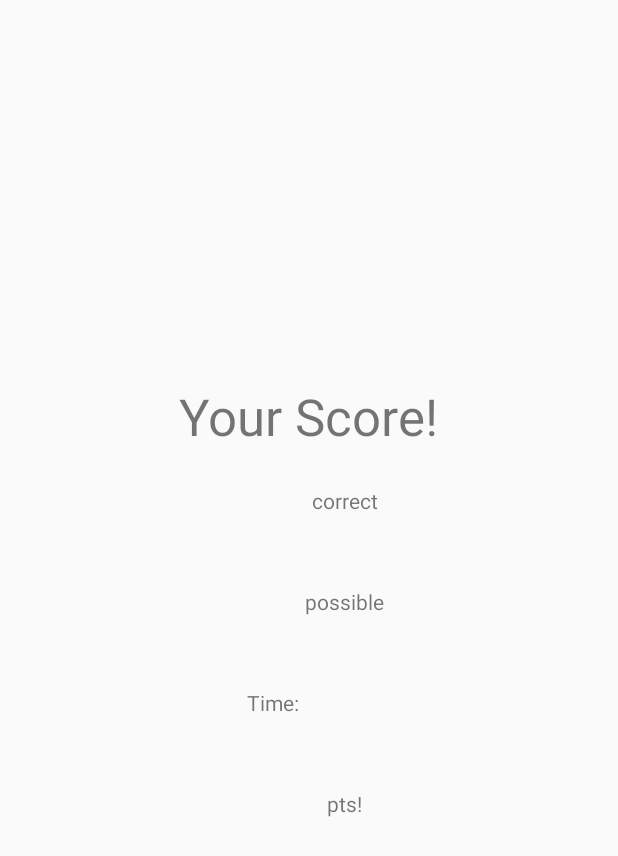
After one commit to Eli-Drew/Revised567Project, an Android app: the layout score_layout.xml on its own in the app's theme, with its tools: preview values and no code run, on a phone screen of 412 x 824 dp. The commit adds this screen. Shown: the top 856 px of the screen. Run offline under Robolectric (Android 15) with nearby library versions, the phone set to English and light mode, and no system bars.

Commit message:
most recent update. won't go to the score activity for some reason

```diff
--- a/app/src/main/java/com/eli/android/revised567project/QuestionActivity.kt
+++ b/app/src/main/java/com/eli/android/revised567project/QuestionActivity.kt
@@ -1,5 +1,6 @@
 package com.eli.android.revised567project
 
+import android.content.Intent
 import android.os.Bundle
 import android.os.PersistableBundle
 import android.util.Log
@@ -14,6 +15,7 @@ import kotlinx.android.synthetic.main.activity_main.*
 import kotlinx.android.synthetic.main.difficulty_select.*
 
 private const val TAG = "QuestionActivity"
+const val SCORE = "QuestionActivity.score"
 
 class QuestionActivity : AppCompatActivity () {
 
@@ -80,6 +82,7 @@ class QuestionActivity : AppCompatActivity () {
     private fun updateQuestion() {
         if (questionViewModel.currentIndex >= questionViewModel.questionBank.size) {
             Toast.makeText(this,R.string.out_of_range, LENGTH_SHORT).show()
+            getScore()
         }
         else {
             val question = questionViewModel.currentQuestionText
@@ -98,17 +101,24 @@ class QuestionActivity : AppCompatActivity () {
         val correctAnswer = questionViewModel.currentQuestionAnswer
         val messageResID = if (userAnswer == correctAnswer) {
             R.string.correctAnswer
+            questionViewModel.correctAnswers++
         }
         else {
             R.string.incorrectAnswer
         }
-        Toast.makeText(this,messageResID,LENGTH_SHORT).show()
+//        Toast.makeText(this,messageResID,LENGTH_SHORT).show()
     }
 
+    private fun getScore() {
+        val score : Double = (questionViewModel.correctAnswers / (questionViewModel.questionBank.size)) * 100
+        val possible = questionViewModel.questionBank.size
+        val correct = questionViewModel.correctAnswers.toInt()
+        val intent = Intent(this, ScoreActivity::class.java)
+        intent.putExtra("possible", possible)
+        intent.putExtra(SCORE, score)
+        intent.putExtra("correct", correct)
+        startActivity(intent)
 
+    }
 
-//    override fun onSaveInstanceState(outState: Bundle, outPersistentState: PersistableBundle) {
-//        super.onSaveInstanceState(outState, outPersistentState)
-//        onSaveInstanceState.putString(null, questionViewModel.currentLang)
-//    }
 }
--- a/app/src/main/java/com/eli/android/revised567project/QuestionViewModel.kt
+++ b/app/src/main/java/com/eli/android/revised567project/QuestionViewModel.kt
@@ -7,6 +7,7 @@ class QuestionViewModel: ViewModel() {
 
     var currentIndex = 0
 //    var questionBank: List<Question>? = null
+    var correctAnswers : Double = 0.0
 
 
     private val cppEasyQuestionBank = listOf(
--- /dev/null
+++ b/app/src/main/java/com/eli/android/revised567project/ScoreActivity.kt
@@ -0,0 +1,39 @@
+package com.eli.android.revised567project
+
+import android.os.Bundle
+import android.os.PersistableBundle
+import android.widget.Button
+import android.widget.TextView
+import androidx.appcompat.app.AppCompatActivity
+import kotlin.math.round
+
+private const val CORRECT_MULTIPLIER = 100
+private const val  TIME_MULTIPLIER = 10
+
+class ScoreActivity : AppCompatActivity() {
+
+    private lateinit var homeButton: Button
+    private lateinit var correct: TextView
+    private lateinit var possible: TextView
+//    time
+    private lateinit var points: TextView
+
+
+    override fun onCreate(savedInstanceState: Bundle?, persistentState: PersistableBundle?) {
+        super.onCreate(savedInstanceState, persistentState)
+        setContentView(R.layout.score_layout)
+
+        correct = findViewById(R.id.correct_text_view)
+        possible = findViewById(R.id.possible_text_view)
+        points = findViewById(R.id.score_points_text_view)
+
+        val userScore = intent.getDoubleExtra(SCORE,0.0)
+        val stringScore = round(userScore).toString()
+        val pointsPossible = intent.getIntExtra("possible",0)
+        val answersCorrect = intent.getIntExtra("correct",0)
+
+        possible.setText(pointsPossible)
+        correct.setText(answersCorrect)
+
+    }
+}
--- /dev/null
+++ b/app/src/main/res/layout/score_layout.xml
@@ -0,0 +1,100 @@
+<?xml version="1.0" encoding="utf-8"?>
+<LinearLayout xmlns:android="http://schemas.android.com/apk/res/android"
+    android:orientation="vertical"
+    android:layout_width="match_parent"
+    android:layout_height="match_parent"
+    android:gravity="center">
+
+    <TextView
+        android:layout_width="wrap_content"
+        android:layout_height="wrap_content"
+        android:text="@string/score_text_view"
+        android:id="@+id/score_view"
+        android:textSize="34sp"/>
+
+    <LinearLayout
+        android:layout_width="match_parent"
+        android:layout_height="wrap_content"
+        android:gravity="center"
+        android:orientation="horizontal">
+
+        <TextView
+            android:layout_width="wrap_content"
+            android:layout_height="wrap_content"
+            android:id="@+id/correct_text_view"
+            android:text=""
+            android:padding="24dp"/>
+
+        <TextView
+            android:layout_width="wrap_content"
+            android:layout_height="wrap_content"
+            android:text="@string/score_correct"
+            android:padding="4dp"/>
+
+    </LinearLayout>
+    <LinearLayout
+        android:layout_width="match_parent"
+        android:layout_height="wrap_content"
+        android:gravity="center"
+        android:orientation="horizontal">
+
+        <TextView
+            android:layout_width="wrap_content"
+            android:layout_height="wrap_content"
+            android:id="@+id/possible_text_view"
+            android:text=""
+            android:padding="24dp"/>
+
+        <TextView
+            android:layout_width="wrap_content"
+            android:layout_height="wrap_content"
+            android:text="@string/score_possible"
+            android:padding="4dp"/>
+
+    </LinearLayout>
+    <LinearLayout
+        android:layout_width="match_parent"
+        android:layout_height="wrap_content"
+        android:gravity="center"
+        android:orientation="horizontal">
+
+        <TextView
+            android:layout_width="wrap_content"
+            android:layout_height="wrap_content"
+            android:text="@string/score_time"
+            android:padding="4dp"/>
+
+        <TextView
+            android:layout_width="wrap_content"
+            android:layout_height="wrap_content"
+            android:id="@+id/timer_text_view"
+            android:text=""
+            android:padding="24dp"/>
+
+    </LinearLayout>
+
+    <LinearLayout
+        android:layout_width="match_parent"
+        android:layout_height="wrap_content"
+        android:gravity="center"
+        android:orientation="horizontal">
+
+        <TextView
+            android:layout_width="wrap_content"
+            android:layout_height="wrap_content"
+            android:id="@+id/score_points_text_view"
+            android:text=""
+            android:padding="24dp"/>
+
+        <TextView
+            android:layout_width="wrap_content"
+            android:layout_height="wrap_content"
+            android:text="@string/score_pts"
+            android:padding="4dp"/>
+
+    </LinearLayout>
+
+
+
+
+</LinearLayout>
--- a/app/src/main/res/values/strings.xml
+++ b/app/src/main/res/values/strings.xml
@@ -15,6 +15,14 @@
     <string name="start_button">Start</string>
     <string name="help_button">Help</string>
     <string name="quit_button">Quit</string>
+
+<!--    these are for the score activity-->
+    <string name="score_text_view">Your Score!</string>
+    <string name="score_correct">correct</string>
+    <string name="score_possible">possible</string>
+    <string name="score_time">Time:</string>
+    <string name="score_pts">pts!</string>
+
 
     <string name="first_question">When creating an object from a class, what is always invoked?</string>
     <string name="homepage_title">Welcome to the Ultimate Quiz Game!</string>
@@ -34,7 +42,7 @@
 
     <string name="playagain">Heck yeah!</string>
     <string name="exitgame">No thanks!</string>
-    <string name="ScoreDisplay">Congrats! Your received a score of 15/20! Want to try again?</string>
+<!--    <string name="ScoreDisplay">Congrats! Your received a score of 15/20! Want to try again?</string>-->
     <string name="correctAnswer">Correct! :)</string>
     <string name="incorrectAnswer">Incorrect :(</string>
     <string name="out_of_range">There are no more questions.</string>
```
